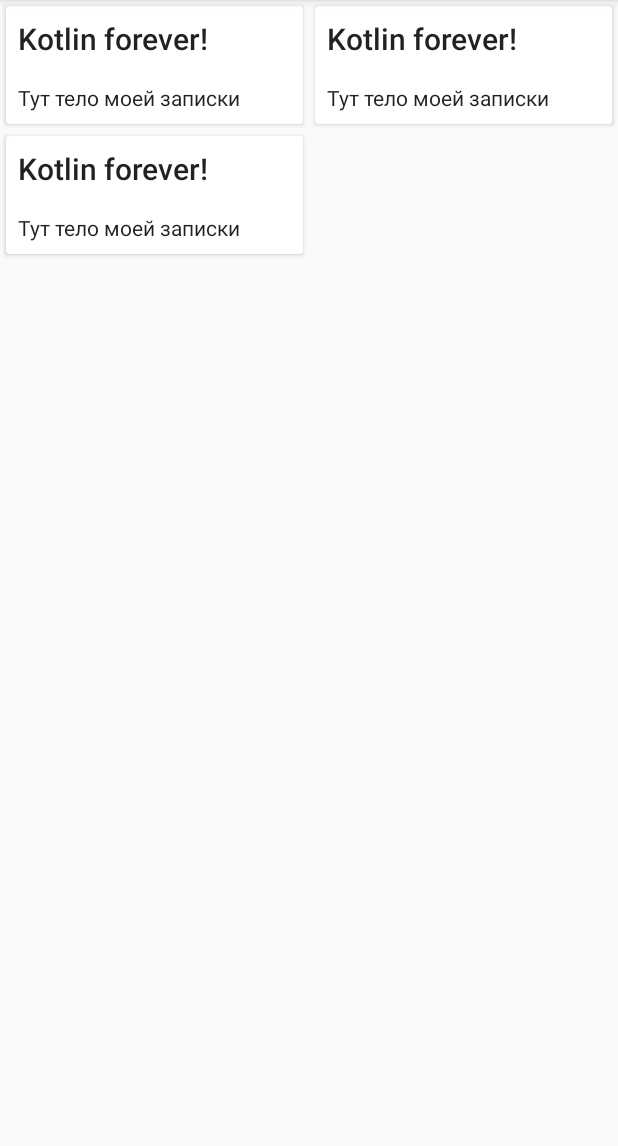
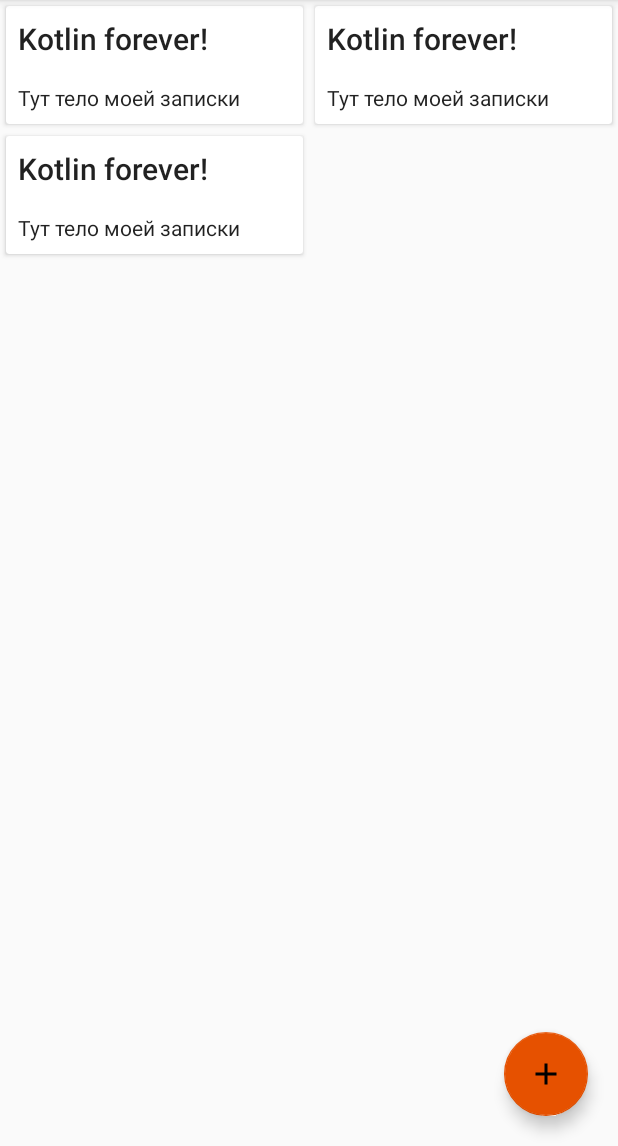
Before and after one commit to KunakbaevAV/GeekNotes, an Android app: the layout activity_main.xml on its own in the app's theme, with its tools: preview values and no code run, on a phone screen of 412 x 824 dp, the part 90-1236 px from its top. Run offline under Robolectric (Android 15) with nearby library versions, the phone set to English and light mode, and no system bars.

Commit message:
Домашнее задание 3: реализовал добавление заметки, только не сгенерировался метод copy(), который я пытаюсь вызвать в классе MainViewModel

```diff
--- a/app/src/main/java/ru/geekbrains/geeknotes/ui/MainViewModel.kt
+++ b/app/src/main/java/ru/geekbrains/geeknotes/ui/MainViewModel.kt
@@ -10,7 +10,10 @@ class MainViewModel : ViewModel() {
     private val viewStateLiveData: MutableLiveData<MainViewState> = MutableLiveData()
 
     init {
-        viewStateLiveData.value = MainViewState(Repository.notes)
+//        Repository.getNotes().observeForever {
+//            viewStateLiveData.value =
+//                viewStateLiveData.value?.copy(notes = it!!) ?: MainViewState(it!!)
+//        }
     }
 
     fun viewState(): LiveData<MainViewState> = viewStateLiveData
--- a/app/src/main/java/ru/geekbrains/geeknotes/ui/main/MainActivity.kt
+++ b/app/src/main/java/ru/geekbrains/geeknotes/ui/main/MainActivity.kt
@@ -33,6 +33,8 @@ class MainActivity : AppCompatActivity() {
         viewModel.viewState().observe(this, Observer<MainViewState>{t ->
             t?.let { adapter.notes = it.notes }
         })
+
+        fab.setOnClickListener { openNoteScreen(null) }
     }
 
     private fun openNoteScreen(note: Note?){
--- /dev/null
+++ b/app/src/main/res/drawable/ic_add_black_24dp.xml
@@ -0,0 +1,9 @@
+<vector xmlns:android="http://schemas.android.com/apk/res/android"
+        android:width="24dp"
+        android:height="24dp"
+        android:viewportWidth="24.0"
+        android:viewportHeight="24.0">
+    <path
+        android:fillColor="#FF000000"
+        android:pathData="M19,13h-6v6h-2v-6H5v-2h6V5h2v6h6v2z"/>
+</vector>
--- a/app/src/main/res/layout/activity_main.xml
+++ b/app/src/main/res/layout/activity_main.xml
@@ -32,4 +32,16 @@
         app:layout_behavior="com.google.android.material.appbar.AppBarLayout$ScrollingViewBehavior"
         tools:listitem="@layout/item_note" />
 
+    <android.support.design.widget.FloatingActionButton
+        android:id="@+id/fab"
+        android:layout_height="wrap_content"
+        android:layout_width="wrap_content"
+        app:fabSize="normal"
+        android:layout_marginEnd="20dp"
+        android:layout_marginBottom="20dp"
+        app:layout_anchorGravity="bottom|end"
+        android:src="@drawable/ic_add_black_24dp"
+        app:layout_anchor="@id/mainRecycler"
+        app:layout_behavior=".ui.common.FABBehavior"/>
+
     </androidx.coordinatorlayout.widget.CoordinatorLayout>
```
Also changed, not shown: app/src/main/java/ru/geekbrains/geeknotes/data/Repository.kt (+29 -1 lines), app/src/main/java/ru/geekbrains/geeknotes/ui/common/FABBehavior.kt (added, +50 -0 lines), app/src/main/java/ru/geekbrains/geeknotes/ui/note/NoteActivity.kt (+47 -0 lines), app/src/main/java/ru/geekbrains/geeknotes/ui/note/NoteViewModel.kt (added, +20 -0 lines).
